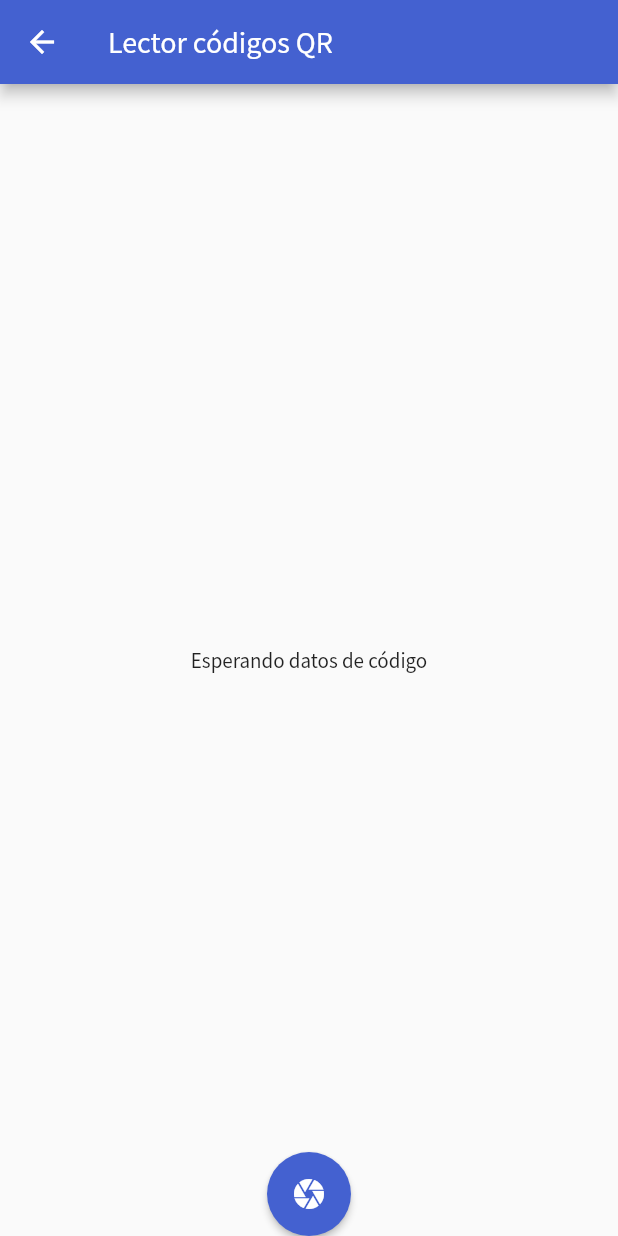
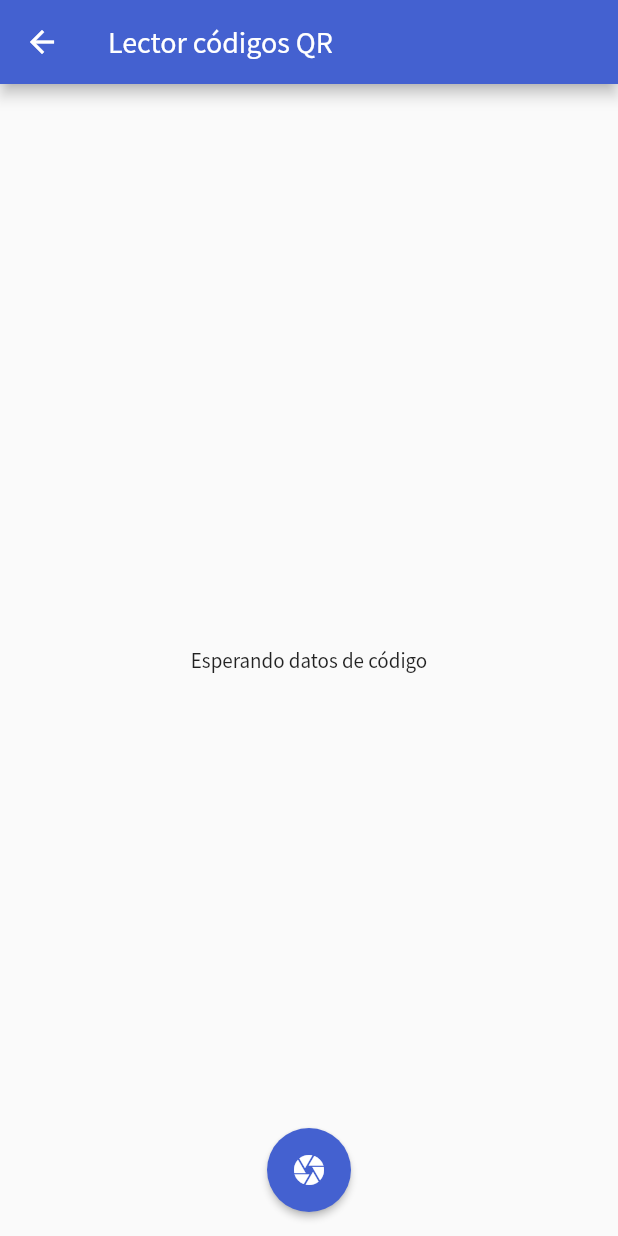
Before and after one commit to AlbertukiPRO/LaCondesa, a Flutter app: the LectorQR screen opened directly, on a phone screen of 412 x 824 dp. Run offline on Flutter 3.47's test engine with Material 2 defaults, Android fonts, the phone set to English and light mode, and no system bars; our stand-ins replace animated_bottom_navigation_bar, auto_size_text, badges, flutter_multi_formatter, image_picker, line_icons and 1 more; missing offline and left inert: barcode_scan; accounts and stored records are empty.

Commit message:
listo qr

```diff
--- a/lib/pages/Home.dart
+++ b/lib/pages/Home.dart
@@ -268,7 +268,7 @@ class BarRepartidor extends StatelessWidget {
                 ),
                 Spacer(),
                 CircleAvatar(
-                  radius: 30.0,
+                  radius: size.aspectRatio * 100,
                   backgroundImage: NetworkImage(avatar),
                 ),
               ],
--- a/lib/pages/LectorQR.dart
+++ b/lib/pages/LectorQR.dart
@@ -25,18 +25,22 @@ class _LectorQRState extends State<LectorQR> {
                   ],
                 )),
       floatingActionButton: FloatingActionButton(
+        elevation: 2,
         onPressed: () {
           _scanCode();
         },
         child: Icon(Icons.camera),
       ),
-      floatingActionButtonLocation: FloatingActionButtonLocation.centerDocked,
+      floatingActionButtonLocation: FloatingActionButtonLocation.centerFloat,
     );
   }
 
   Future<void> _scanCode() async {
     var result = await BarcodeScanner.scan(
-        options: ScanOptions(android: AndroidOptions(useAutoFocus: true)));
+        options: ScanOptions(
+            android: AndroidOptions(
+      useAutoFocus: true,
+    )));
     setState(() {
       _scanResult = result;
     });
```
